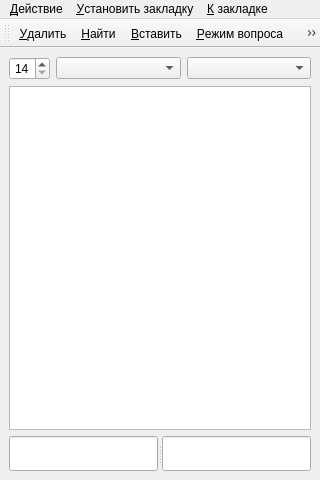
Navadvipa-Chandra-das/PrabhupadaDictionary, file Source/forms/QPrabhupadaDictionaryWindow.ui: the form before one commit.
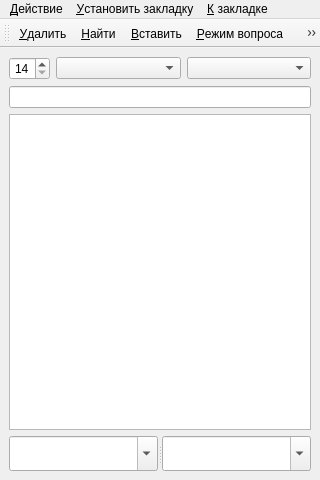
The form after the commit. Icons and pictures are not drawn.

What changed in the file:
```diff
--- a/Source/forms/QPrabhupadaDictionaryWindow.ui
+++ b/Source/forms/QPrabhupadaDictionaryWindow.ui
@@ -66,6 +66,32 @@
         <property name="toolTip" stdset="0">
          <string>&lt;html&gt;&lt;head/&gt;&lt;body&gt;&lt;p&gt;Язык программы словаря&lt;br/&gt;Шрилы Прабхупады&lt;/p&gt;&lt;/body&gt;&lt;/html&gt;</string>
         </property>
+        <property name="focusPolicy" stdset="0">
+         <enum>Qt::WheelFocus</enum>
+        </property>
+       </widget>
+      </item>
+     </layout>
+    </item>
+    <item>
+     <layout class="QHBoxLayout" name="horizontalLayoutRow">
+      <item>
+       <widget class="QLineEdit" name="lineEditRowIndicator">
+        <property name="readOnly" stdset="0">
+         <bool>true</bool>
+        </property>
+        <property name="alignment" stdset="0">
+         <set>Qt::AlignRight|Qt::AlignTrailing|Qt::AlignVCenter</set>
+        </property>
+        <property name="whatsThis" stdset="0">
+         <string>&lt;html&gt;&lt;head/&gt;&lt;body&gt;&lt;p&gt;Индикатор, который показывает номер текущей строки, а также общее количество строк в таблице!&lt;/p&gt;&lt;/body&gt;&lt;/html&gt;</string>
+        </property>
+        <property name="toolTip" stdset="0">
+         <string>Текущая строка / всего строк</string>
+        </property>
+        <property name="focusPolicy" stdset="0">
+         <enum>Qt::NoFocus</enum>
+        </property>
        </widget>
       </item>
      </layout>
@@ -74,12 +100,21 @@
      <layout class="QVBoxLayout" name="vlDictionary">
       <item>
        <widget class="QTableView" name="tbvPrabhupadaDictionary">
+        <property name="sortingEnabled" stdset="0">
+         <bool>true</bool>
+        </property>
         <property name="font" stdset="0">
          <font>
           <family>Gaura Times</family>
           <pointsize>14</pointsize>
          </font>
         </property>
+        <attribute name="horizontalHeaderCascadingSectionResizes" stdset="0">
+         <bool>false</bool>
+        </attribute>
+        <attribute name="horizontalHeaderStretchLastSection" stdset="0">
+         <bool>false</bool>
+        </attribute>
        </widget>
       </item>
       <item>
@@ -90,7 +125,10 @@
         <property name="childrenCollapsible" stdset="0">
          <bool>false</bool>
         </property>
-        <widget class="QLineEdit" name="leSanskrit">
+        <widget class="QComboBox" name="ComboBoxSanskrit">
+         <property name="editable" stdset="0">
+          <bool>true</bool>
+         </property>
          <property name="whatsThis" stdset="0">
           <string>&lt;html&gt;&lt;head/&gt;&lt;body&gt;&lt;p&gt;Поиск по санскриту!&lt;/p&gt;&lt;p&gt;Можно использовать регулярные выражения!&lt;/p&gt;&lt;/body&gt;&lt;/html&gt;</string>
          </property>
@@ -104,7 +142,10 @@
           </font>
          </property>
         </widget>
-        <widget class="QLineEdit" name="leTranslate">
+        <widget class="QComboBox" name="ComboBoxTranslate">
+         <property name="editable" stdset="0">
+          <bool>true</bool>
+         </property>
          <property name="whatsThis" stdset="0">
           <string>&lt;html&gt;&lt;head/&gt;&lt;body&gt;&lt;p&gt;Поиск по переводу!&lt;/p&gt;&lt;p&gt;Можно использовать регулярные выражения!&lt;/p&gt;&lt;/body&gt;&lt;/html&gt;</string>
          </property>
```
Left out of the diff: 50 changed lines with no effect on the pictures.
